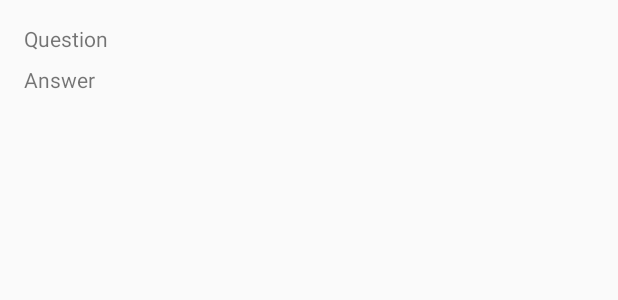
After one commit to DradisVoid/QuizApp, an Android app: the layout list_item_question.xml on its own in the app's theme, with its tools: preview values and no code run, on a phone screen of 412 x 824 dp. The commit adds this screen. Shown: the top 300 px of the screen. Run offline under Robolectric (Android 15) with nearby library versions, the phone set to English and light mode, and no system bars.

Commit message:
Added question list fragment with landscape orientation

```diff
--- /dev/null
+++ b/app/src/main/res/layout/list_item_question.xml
@@ -0,0 +1,32 @@
+<?xml version="1.0" encoding="utf-8"?>
+<android.support.constraint.ConstraintLayout
+    xmlns:android="http://schemas.android.com/apk/res/android"
+    xmlns:app="http://schemas.android.com/apk/res-auto"
+    xmlns:tools="http://schemas.android.com/tools"
+    android:layout_width="match_parent"
+    android:layout_height="match_parent">
+
+    <TextView
+        android:id="@+id/question_list_item_textView"
+        android:layout_width="0dp"
+        android:layout_height="wrap_content"
+        android:layout_marginStart="16dp"
+        android:layout_marginTop="16dp"
+        android:layout_marginEnd="16dp"
+        android:text="Question"
+        app:layout_constraintEnd_toEndOf="parent"
+        app:layout_constraintStart_toStartOf="parent"
+        app:layout_constraintTop_toTopOf="parent" />
+
+    <TextView
+        android:id="@+id/question_list_item_answerTextView"
+        android:layout_width="0dp"
+        android:layout_height="wrap_content"
+        android:layout_marginStart="16dp"
+        android:layout_marginTop="8dp"
+        android:layout_marginEnd="16dp"
+        android:text="Answer"
+        app:layout_constraintEnd_toEndOf="parent"
+        app:layout_constraintStart_toStartOf="parent"
+        app:layout_constraintTop_toBottomOf="@+id/question_list_item_textView" />
+</android.support.constraint.ConstraintLayout>
--- /dev/null
+++ b/app/src/main/res/values-w600dp/refs.xml
@@ -0,0 +1,6 @@
+<?xml version="1.0" encoding="utf-8"?>
+<resources>
+    <item name="activity_masterdetail" type="layout">
+        @layout/activity_twopane
+    </item>
+</resources>
--- /dev/null
+++ b/app/src/main/res/values/refs.xml
@@ -0,0 +1,6 @@
+<?xml version="1.0" encoding="utf-8"?>
+<resources>
+    <item name="activity_masterdetail" type="layout">
+        @layout/activity_fragment
+    </item>
+</resources>
--- a/app/src/main/res/values/strings.xml
+++ b/app/src/main/res/values/strings.xml
@@ -8,4 +8,7 @@
     <string name="true_button">True</string>
     <string name="false_button">False</string>
     <string name="done">Done</string>
+    <string name="question_list_label">Questions</string>
+    <string name="new_question">New Question</string>
+    <string name="delete_question">Delete</string>
 </resources>
```
Also changed, not shown: app/src/main/java/edu/andrews/cptr252/arn/quizapp/QuestionListActivity.java (added, +52 -0 lines), app/src/main/java/edu/andrews/cptr252/arn/quizapp/QuestionListFragment.java (added, +230 -0 lines), app/src/main/res/layout/activity_twopane.xml (added, +23 -0 lines), app/src/main/res/menu/menu_question_list.xml (added, +10 -0 lines), app/src/main/res/menu/question_list_item_context.xml (added, +8 -0 lines).
